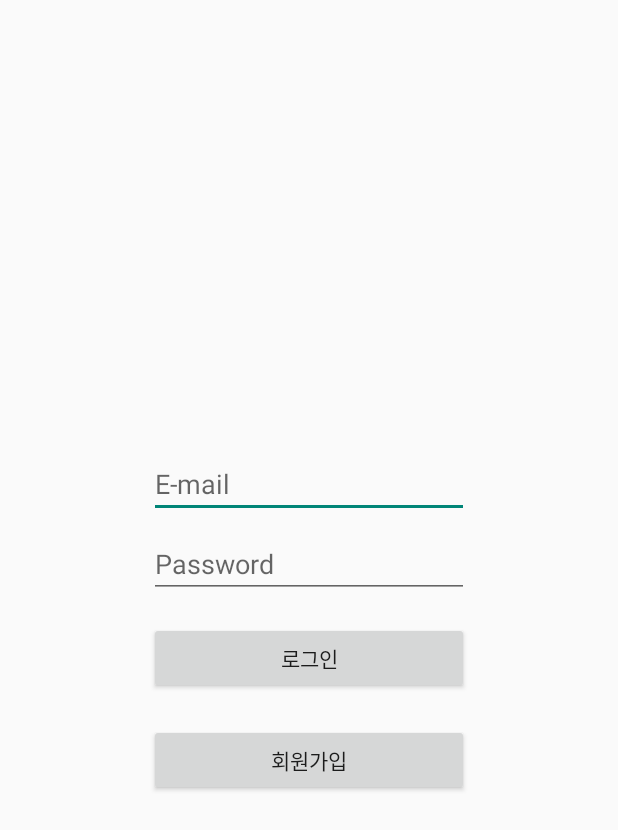
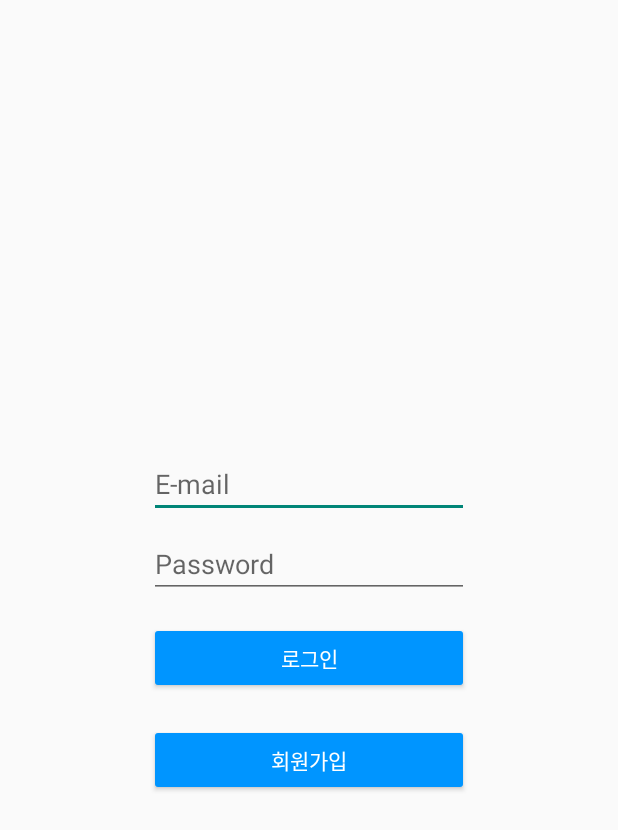
Before and after one commit to Sulfur-Parrot/senier_project, an Android app: the LoginActivity screen opened directly, with no data from a screen before it, on a phone screen of 412 x 824 dp. Shown: the top 830 px of the screen. Run offline under Robolectric (Android 15) with nearby library versions, the phone set to English and light mode, and no system bars; our stand-ins replace Volley.

Commit message:
ui누락
로그인, 회원가입 버튼 색 적용

```diff
--- a/app/src/main/res/layout/activity_login.xml
+++ b/app/src/main/res/layout/activity_login.xml
@@ -38,6 +38,8 @@
         android:layout_height="wrap_content"
         android:layout_marginTop="16dp"
         android:text="로그인"
+        android:backgroundTint="@color/blue_500"
+        android:textColor="@color/white"
         app:layout_constraintEnd_toEndOf="@+id/login_password"
         app:layout_constraintHorizontal_bias="0.0"
         app:layout_constraintStart_toStartOf="@+id/login_password"
@@ -49,6 +51,8 @@
         android:layout_height="wrap_content"
         android:layout_marginTop="20dp"
         android:text="회원가입"
+        android:backgroundTint="@color/blue_500"
+        android:textColor="@color/white"
         app:layout_constraintEnd_toEndOf="@+id/btn_login"
         app:layout_constraintHorizontal_bias="0.0"
         app:layout_constraintStart_toStartOf="@+id/btn_login"
--- a/app/src/main/res/layout/activity_register.xml
+++ b/app/src/main/res/layout/activity_register.xml
@@ -42,6 +42,8 @@
         android:layout_height="wrap_content"
         android:layout_marginTop="16dp"
         android:text="회원가입"
+        android:backgroundTint="@color/blue_500"
+        android:textColor="@color/white"
         app:layout_constraintEnd_toEndOf="@+id/register_password"
         app:layout_constraintStart_toStartOf="@+id/register_password"
         app:layout_constraintTop_toBottomOf="@+id/register_password" />
```
